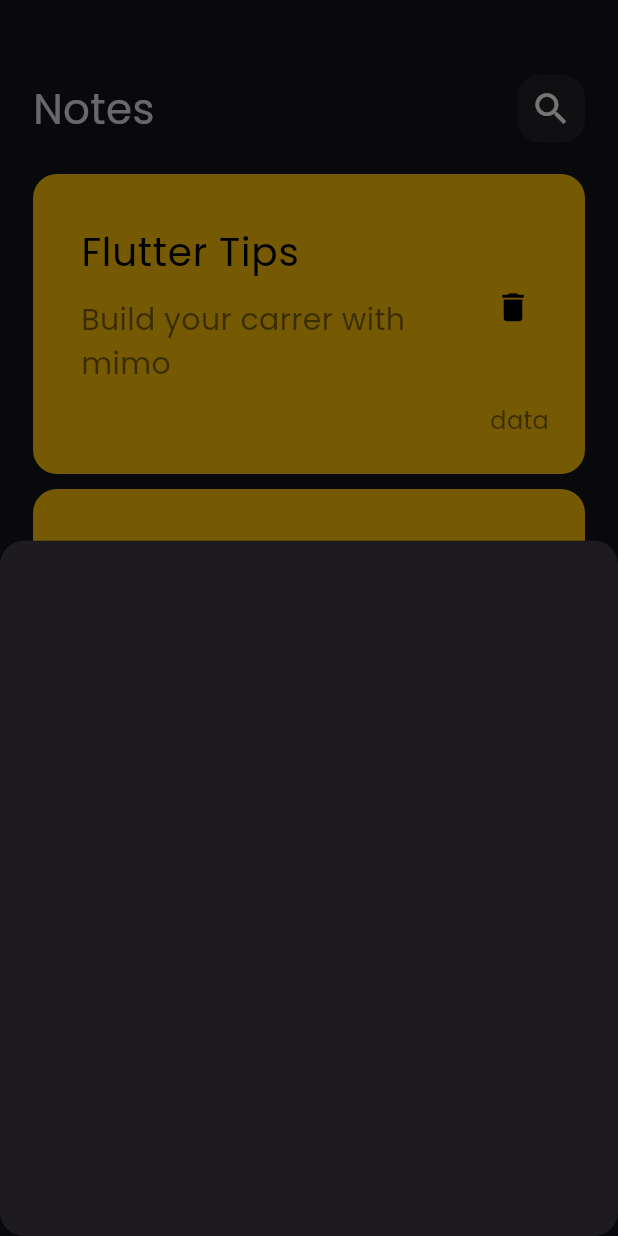
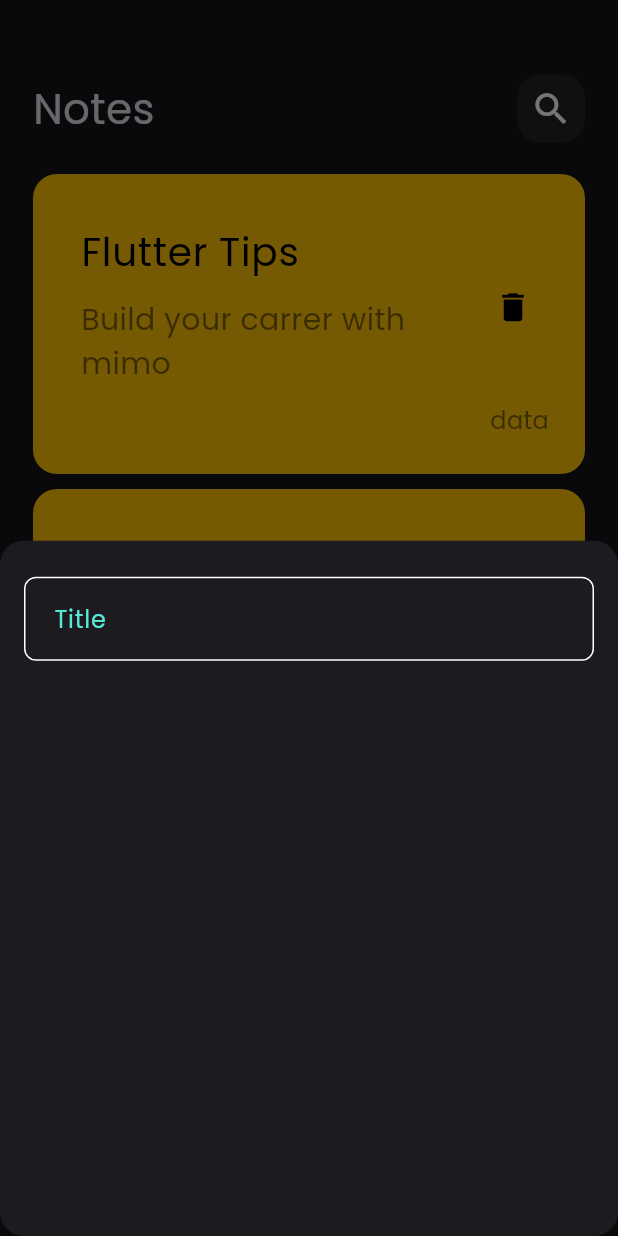
Before and after one commit to MiladnserSB/notes_App, a Flutter app: the screen it shows after launch, after a tap on the "add" icon, on a phone screen of 412 x 824 dp. Run offline on Flutter 3.47's test engine with Material 3 defaults, Android fonts, the phone set to English and light mode, and no system bars.

Commit message:
create custom text field

```diff
--- /dev/null
+++ b/lib/constants.dart
@@ -0,0 +1,3 @@
+import 'package:flutter/material.dart';
+
+Color kPrimaryColor = Color(0xFF53EBD6);
--- a/lib/views/notes_view.dart
+++ b/lib/views/notes_view.dart
@@ -1,4 +1,5 @@
 import 'package:flutter/material.dart';
+import 'package:learning_project_notes_app/constants.dart';
 import 'package:learning_project_notes_app/widgets/add_note_bottom_sheet.dart';
 import 'package:learning_project_notes_app/widgets/notes_view_body.dart';
 
@@ -14,7 +15,7 @@ class NotesView extends StatelessWidget {
               return AddNoteBottomSheet();
             }, shape: RoundedRectangleBorder(borderRadius: BorderRadius.circular(16)) );
           },
-          backgroundColor: const Color(0xFF53EBD6),
+          backgroundColor:  kPrimaryColor,
           child:  Icon(
             Icons.add,
             color: Colors.black,
--- a/lib/widgets/add_note_bottom_sheet.dart
+++ b/lib/widgets/add_note_bottom_sheet.dart
@@ -1,14 +1,21 @@
 import 'package:flutter/material.dart';
+import 'package:learning_project_notes_app/widgets/custom_text_field.dart';
 
 class AddNoteBottomSheet extends StatelessWidget {
   const AddNoteBottomSheet({super.key});
 
   @override
   Widget build(BuildContext context) {
-    return Container(
-      // decoration: BoxDecoration(
-      //   color: Colors.amber
-      // ),
+    return const Padding(
+      padding: EdgeInsets.symmetric(horizontal: 16),
+      child: Column(
+        children: [
+          SizedBox(
+            height: 24,
+          ),
+          CustomTextField()
+        ],
+      ),
     );
   }
 }
--- /dev/null
+++ b/lib/widgets/custom_text_field.dart
@@ -0,0 +1,26 @@
+import 'package:flutter/material.dart';
+import 'package:learning_project_notes_app/constants.dart';
+
+class CustomTextField extends StatelessWidget {
+  const CustomTextField({super.key});
+
+  @override
+  Widget build(BuildContext context) {
+    return TextField(
+      cursorColor: kPrimaryColor,
+      decoration: InputDecoration(
+        contentPadding: EdgeInsets.all(16),
+        hintText: 'Title',
+        hintStyle: TextStyle(color: kPrimaryColor),
+        enabledBorder: buildBorder(),
+        focusedBorder: buildBorder(kPrimaryColor),
+      ),
+    );
+  }
+
+  OutlineInputBorder buildBorder([color]) {
+    return OutlineInputBorder(
+        borderRadius: BorderRadius.circular(8),
+        borderSide: BorderSide(color: color ?? Colors.white));
+  }
+}
```
